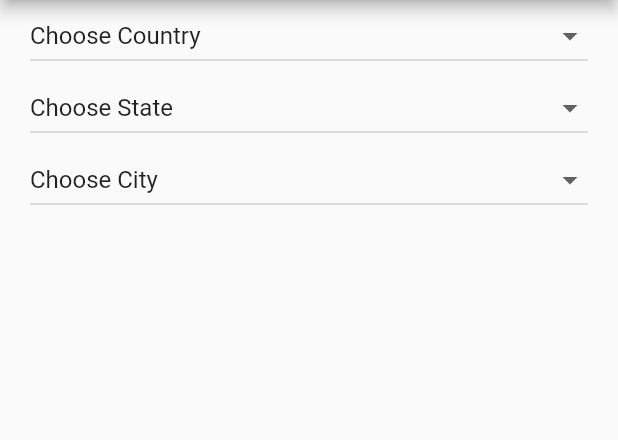
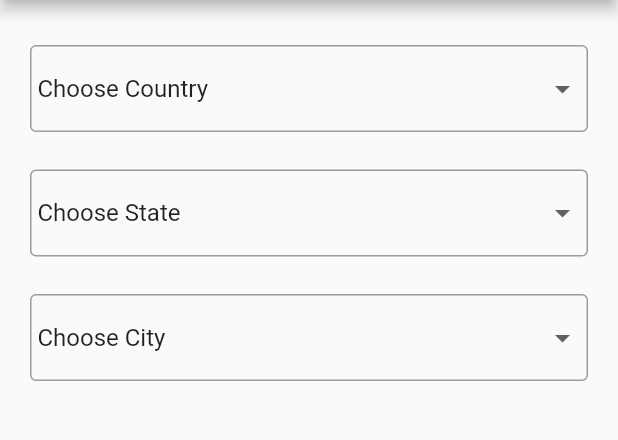
Before and after one commit to prof22/country_state_city_picker, a Flutter app: the screen it shows after launch, on a phone screen of 412 x 824 dp, the part 84-524 px from its top. Run offline on Flutter 3.47's test engine with Material 2 defaults, Android fonts, the phone set to English and light mode, and no system bars.

Commit message:
Added support for customizing dropdown button style and spacing between buttons

```diff
--- a/example/lib/main.dart
+++ b/example/lib/main.dart
@@ -22,58 +22,58 @@ class MyApp extends StatelessWidget {
 }
 
 class MyHomePage extends StatefulWidget {
-
   @override
   _MyHomePageState createState() => _MyHomePageState();
 }
 
 class _MyHomePageState extends State<MyHomePage> {
-
   String countryValue;
   String stateValue;
   String cityValue;
   @override
   Widget build(BuildContext context) {
-
     return Scaffold(
       appBar: AppBar(
         title: Text('Country State and City Picker'),
       ),
-      body:  Container(
+      body: Container(
           padding: EdgeInsets.symmetric(horizontal: 20),
           height: 600,
-        child:
-         Column(
+          child: Column(
             children: [
+              SizedBox(height: 30.0),
               SelectState(
+                decoration: InputDecoration(
+                    border: OutlineInputBorder(
+                        borderRadius:
+                            const BorderRadius.all(Radius.circular(4.0))),
+                    contentPadding: EdgeInsets.all(5.0)),
+                spacing: 25.0,
                 onCountryChanged: (value) {
                   setState(() {
                     countryValue = value;
                   });
                 },
-            onStateChanged:(value) {
+                onStateChanged: (value) {
                   setState(() {
                     stateValue = value;
                   });
                 },
-             onCityChanged:(value) {
+                onCityChanged: (value) {
                   setState(() {
                     cityValue = value;
                   });
                 },
-
               ),
               // InkWell(
-            //   onTap:(){
-            //     print('country selected is $countryValue');
-            //     print('country selected is $stateValue');
-            //     print('country selected is $cityValue');
-            //   },
-            //   child: Text(' Check')
-            // )
+              //     onTap: () {
+              //       print('country selected is $countryValue');
+              //       print('country selected is $stateValue');
+              //       print('country selected is $cityValue');
+              //     },
+              //     child: Text(' Check'))
             ],
-        )
-      ),
+          )),
     );
   }
 }
--- a/lib/country_state_city_picker.dart
+++ b/lib/country_state_city_picker.dart
@@ -13,12 +13,17 @@ class SelectState extends StatefulWidget {
   final ValueChanged<String> onCityChanged;
   final TextStyle? style;
   final Color? dropdownColor;
+  final InputDecoration decoration;
+  final double spacing;
 
   const SelectState(
       {Key? key,
       required this.onCountryChanged,
       required this.onStateChanged,
       required this.onCityChanged,
+      this.decoration =
+          const InputDecoration(contentPadding: EdgeInsets.all(0.0)),
+      this.spacing = 0.0,
       this.style,
       this.dropdownColor})
       : super(key: key);
@@ -147,7 +152,10 @@ class _SelectStateState extends State<SelectState> {
     return Column(
       mainAxisAlignment: MainAxisAlignment.center,
       children: <Widget>[
-        DropdownButton<String>(
+        InputDecorator(
+          decoration: widget.decoration,
+          child: DropdownButtonHideUnderline(
+              child: DropdownButton<String>(
             dropdownColor: widget.dropdownColor,
             isExpanded: true,
             items: _country.map((String dropDownStringItem) {
@@ -165,33 +173,59 @@ class _SelectStateState extends State<SelectState> {
             }).toList(),
             onChanged: (value) => _onSelectedCountry(value!),
             value: _selectedCountry,
+          )),
         ),
-        DropdownButton<String>(
+        SizedBox(
+          height: widget.spacing,
+        ),
+        InputDecorator(
+          decoration: widget.decoration,
+          child: DropdownButtonHideUnderline(
+              child: DropdownButton<String>(
             dropdownColor: widget.dropdownColor,
             isExpanded: true,
             items: _states.map((String dropDownStringItem) {
               return DropdownMenuItem<String>(
                 value: dropDownStringItem,
-              child: Text(dropDownStringItem, style: widget.style),
+                child: Row(
+                  children: [
+                    Text(
+                      dropDownStringItem,
+                      style: widget.style,
+                    )
+                  ],
+                ),
               );
             }).toList(),
             onChanged: (value) => _onSelectedState(value!),
             value: _selectedState,
+          )),
         ),
-        DropdownButton<String>(
+        SizedBox(
+          height: widget.spacing,
+        ),
+        InputDecorator(
+          decoration: widget.decoration,
+          child: DropdownButtonHideUnderline(
+              child: DropdownButton<String>(
             dropdownColor: widget.dropdownColor,
             isExpanded: true,
             items: _cities.map((String dropDownStringItem) {
               return DropdownMenuItem<String>(
                 value: dropDownStringItem,
-              child: Text(dropDownStringItem, style: widget.style),
+                child: Row(
+                  children: [
+                    Text(
+                      dropDownStringItem,
+                      style: widget.style,
+                    )
+                  ],
+                ),
               );
             }).toList(),
             onChanged: (value) => _onSelectedCity(value!),
             value: _selectedCity,
-        ),
-        SizedBox(
-          height: 10.0,
+          )),
         ),
       ],
     );
```
Also changed, not shown: example/pubspec.lock, pubspec.lock. Lines whose indentation alone changed are shown as unchanged.
